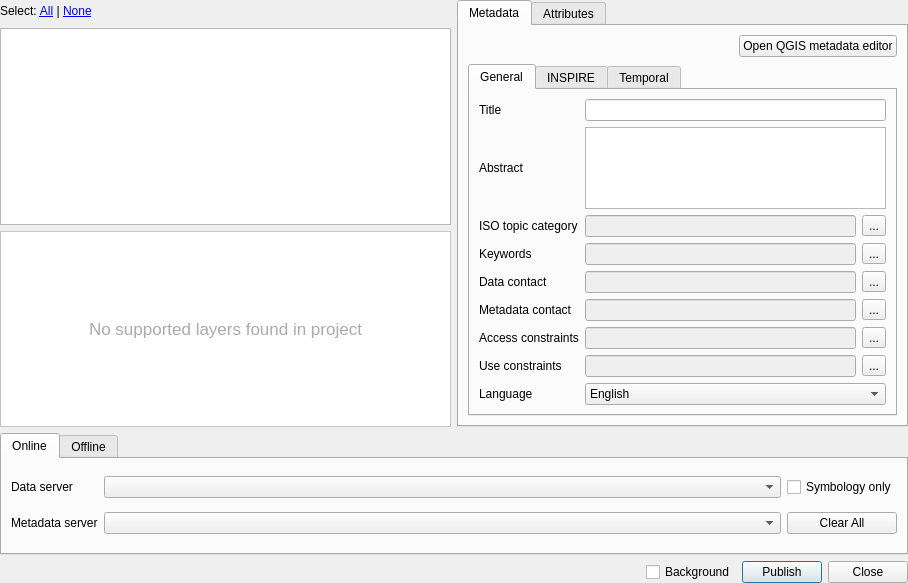
This is geocatbridge/ui/publishwidget.ui in GeoCat/qgis-bridge-plugin as Qt 5 draws it before an edit. The edited form follows.
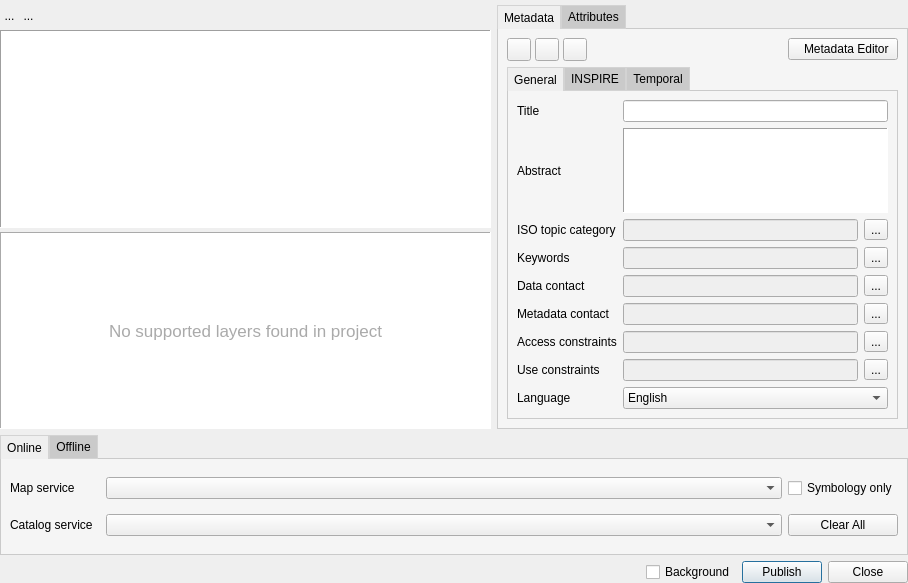
This is the edited form. Icons and pictures are not drawn.

What changed in the file:
```diff
--- a/geocatbridge/ui/publishwidget.ui
+++ b/geocatbridge/ui/publishwidget.ui
@@ -31,29 +31,43 @@
    </property>
    <item>
     <layout class="QHBoxLayout" name="horizontalLayout_5">
+     <property name="topMargin">
+      <number>5</number>
+     </property>
      <item>
       <layout class="QVBoxLayout" name="verticalLayout">
+       <property name="spacing">
+        <number>4</number>
+       </property>
        <item>
         <layout class="QHBoxLayout" name="layoutSelectLayers">
+         <property name="spacing">
+          <number>0</number>
+         </property>
+         <property name="bottomMargin">
+          <number>0</number>
+         </property>
          <item>
-          <widget class="QLabel" name="labelSelect">
-           <property name="sizePolicy">
-            <sizepolicy hsizetype="Preferred" vsizetype="Minimum">
-             <horstretch>0</horstretch>
-             <verstretch>0</verstretch>
-            </sizepolicy>
+          <widget class="QToolButton" name="btnSelectAll">
+           <property name="styleSheet">
+            <string notr="true">QToolButton {
+	border: none;
+}</string>
            </property>
-           <property name="minimumSize">
-            <size>
-             <width>0</width>
-             <height>22</height>
-            </size>
-           </property>
            <property name="text">
-            <string>Select: &lt;a href=&quot;all&quot;&gt;All&lt;/a&gt; | &lt;a href=&quot;none&quot;&gt;None&lt;/a&gt;</string>
+            <string>...</string>
            </property>
-           <property name="textInteractionFlags">
-            <set>Qt::TextBrowserInteraction</set>
+          </widget>
+         </item>
+         <item>
+          <widget class="QToolButton" name="btnSelectNone">
+           <property name="styleSheet">
+            <string notr="true">QToolButton {
+	border: none;
+}</string>
+           </property>
+           <property name="text">
+            <string>...</string>
            </property>
           </widget>
          </item>
@@ -63,12 +77,12 @@
             <enum>Qt::Horizontal</enum>
            </property>
            <property name="sizeType">
-            <enum>QSizePolicy::Minimum</enum>
+            <enum>QSizePolicy::MinimumExpanding</enum>
            </property>
            <property name="sizeHint" stdset="0">
             <size>
              <width>250</width>
-             <height>20</height>
+             <height>21</height>
             </size>
            </property>
           </spacer>
@@ -78,7 +92,7 @@
        <item>
         <widget class="QListWidget" name="listLayers">
          <property name="sizePolicy">
-          <sizepolicy hsizetype="Minimum" vsizetype="Expanding">
+          <sizepolicy hsizetype="Preferred" vsizetype="Expanding">
            <horstretch>0</horstretch>
            <verstretch>0</verstretch>
           </sizepolicy>
@@ -92,6 +106,12 @@
          <property name="contextMenuPolicy">
           <enum>Qt::CustomContextMenu</enum>
          </property>
+         <property name="styleSheet">
+          <string notr="true">QListWidget::item:selected{background: #70c4f0;}</string>
+         </property>
+         <property name="frameShape">
+          <enum>QFrame::Panel</enum>
+         </property>
          <property name="dragDropMode">
           <enum>QAbstractItemView::NoDragDrop</enum>
          </property>
@@ -103,7 +123,7 @@
        <item>
         <widget class="QLabel" name="txtNoLayers">
          <property name="sizePolicy">
-          <sizepolicy hsizetype="Minimum" vsizetype="Expanding">
+          <sizepolicy hsizetype="Preferred" vsizetype="Expanding">
            <horstretch>0</horstretch>
            <verstretch>0</verstretch>
           </sizepolicy>
@@ -118,7 +138,7 @@
           <font>
            <family>Segoe UI</family>
            <pointsize>13</pointsize>
-           <weight>43</weight>
+           <weight>44</weight>
            <italic>false</italic>
            <bold>false</bold>
           </font>
@@ -129,7 +149,7 @@
 font: 350 13pt &quot;Segoe UI&quot;;</string>
          </property>
          <property name="frameShape">
-          <enum>QFrame::StyledPanel</enum>
+          <enum>QFrame::Panel</enum>
          </property>
          <property name="frameShadow">
           <enum>QFrame::Sunken</enum>
@@ -161,16 +181,52 @@
          <verstretch>0</verstretch>
         </sizepolicy>
        </property>
+       <property name="styleSheet">
+        <string notr="true">QTabWidget::pane {
+  border: 1px solid palette(midlight);
+  top:-1px; 
+  background: rgb(245, 245, 245);
+} 
+
+QTabBar::tab {
+  background: palette(midlight); 
+  border: 1px solid lightgray; 
+  padding: 4px 6px 4px 6px;
+} 
+
+QTabBar::tab:selected { 
+  background: palette(window); 
+  margin-bottom: -1px; 
+}</string>
+       </property>
+       <property name="tabPosition">
+        <enum>QTabWidget::North</enum>
+       </property>
+       <property name="tabShape">
+        <enum>QTabWidget::Rounded</enum>
+       </property>
        <property name="currentIndex">
         <number>0</number>
        </property>
+       <property name="elideMode">
+        <enum>Qt::ElideNone</enum>
+       </property>
        <widget class="QWidget" name="tabMetadata">
+        <property name="sizePolicy">
+         <sizepolicy hsizetype="Preferred" vsizetype="Expanding">
+          <horstretch>0</horstretch>
+          <verstretch>0</verstretch>
+         </sizepolicy>
+        </property>
         <attribute name="title">
          <string>Metadata</string>
         </attribute>
         <layout class="QVBoxLayout" name="verticalLayout_2">
          <item>
           <layout class="QHBoxLayout" name="horizontalLayout_2">
+           <property name="spacing">
+            <number>4</number>
+           </property>
            <item>
             <widget class="QToolButton" name="btnPreview">
              <property name="toolTip">
@@ -179,13 +235,6 @@
              <property name="text">
               <string/>
              </property>
-             <property name="icon">
-              <iconset>
-               <normaloff>../icons/preview.png</normaloff>../icons/preview.png</iconset>
-             </property>
-             <property name="autoRaise">
-              <bool>true</bool>
-             </property>
             </widget>
            </item>
            <item>
@@ -196,13 +245,6 @@
              <property name="text">
               <string/>
              </property>
-             <property name="icon">
-              <iconset>
-               <normaloff>../icons/validation.png</normaloff>../icons/validation.png</iconset>
-             </property>
-             <property name="autoRaise">
-              <bool>true</bool>
-             </property>
             </widget>
            </item>
            <item>
@@ -213,13 +255,6 @@
              <property name="text">
               <string/>
              </property>
-             <property name="icon">
-              <iconset>
-               <normaloff>../icons/save.png</normaloff>../icons/save.png</iconset>
-             </property>
-             <property name="autoRaise">
-              <bool>true</bool>
-             </property>
             </widget>
            </item>
            <item>
@@ -237,8 +272,15 @@
            </item>
            <item>
             <widget class="QPushButton" name="btnOpenQgisMetadataEditor">
+             <property name="styleSheet">
+              <string notr="true">padding: 3px 8px 3px 8px;</string>
+             </property>
              <property name="text">
-              <string>Open QGIS metadata editor</string>
+              <string>  Metadata Editor</string>
+             </property>
+             <property name="icon">
+              <iconset theme="qgis_icon.svg">
+               <normaloff>.</normaloff>.</iconset>
              </property>
             </widget>
            </item>
@@ -246,10 +288,22 @@
          </item>
          <item>
           <widget class="QTabWidget" name="tabWidgetMetadata">
+           <property name="sizePolicy">
+            <sizepolicy hsizetype="Preferred" vsizetype="Expanding">
+             <horstretch>0</horstretch>
+             <verstretch>0</verstretch>
+            </sizepolicy>
+           </property>
            <property name="currentIndex">
             <number>0</number>
            </property>
            <widget class="QWidget" name="tabMetadataGeneral">
+            <property name="sizePolicy">
+             <sizepolicy hsizetype="Preferred" vsizetype="Expanding">
+              <horstretch>0</horstretch>
+              <verstretch>0</verstretch>
+             </sizepolicy>
+            </property>
             <attribute name="title">
              <string>General</string>
             </attribute>
@@ -375,7 +429,11 @@
                 </widget>
                </item>
                <item row="1" column="2" colspan="2">
-                <widget class="QTextEdit" name="txtAbstract"/>
+                <widget class="QTextEdit" name="txtAbstract">
+                 <property name="frameShape">
+                  <enum>QFrame::Panel</enum>
+                 </property>
+                </widget>
                </item>
                <item row="9" column="0">
                 <widget class="QLabel" name="label_9">
@@ -628,6 +686,24 @@
          <verstretch>0</verstretch>
         </sizepolicy>
        </property>
+       <property name="styleSheet">
+        <string notr="true">QTabWidget::pane {
+  border: 1px solid palette(midlight);
+  top:-1px; 
+  background: rgb(245, 245, 245);
+} 
+
+QTabBar::tab {
+  background: palette(midlight); 
+  border: 1px solid lightgray; 
+  padding: 4px 6px 4px 6px;
+} 
+
+QTabBar::tab:selected { 
+  background: palette(window); 
+  margin-bottom: -1px; 
+}</string>
+       </property>
        <property name="currentIndex">
         <number>0</number>
        </property>
@@ -642,6 +718,9 @@
          <string>Online</string>
         </attribute>
         <layout class="QGridLayout" name="gridLayout_6">
+         <property name="horizontalSpacing">
+          <number>6</number>
+         </property>
          <item row="1" column="3">
           <widget class="QComboBox" name="comboGeodataServer">
            <property name="sizePolicy">
@@ -665,14 +744,14 @@
          <item row="3" column="0">
           <widget class="QLabel" name="label_20">
            <property name="text">
-            <string>Metadata server</string>
+            <string>Catalog service  </string>
            </property>
           </widget>
          </item>
          <item row="1" column="0">
           <widget class="QLabel" name="label_19">
            <property name="text">
-            <string>Data server</string>
+            <string>Map service</string>
            </property>
           </widget>
          </item>
```
Left out of the diff: 35 changed lines with no effect on the pictures.
